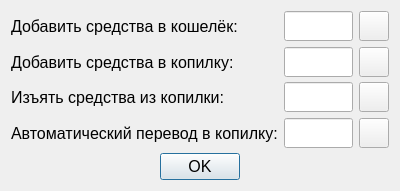
Above: hifive/CHMV/RGR/editfunds.ui from MangriMen/SibSUTIS5semester before the change. Below: the same form after it.
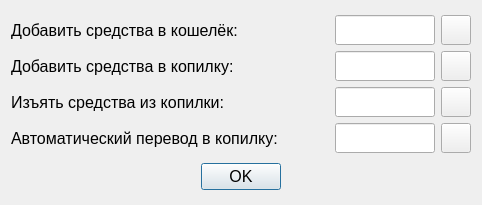
That is the form after the change. Icons and pictures are not drawn.

```diff
--- a/hifive/CHMV/RGR/editfunds.ui
+++ b/hifive/CHMV/RGR/editfunds.ui
@@ -6,14 +6,20 @@
    <rect>
     <x>0</x>
     <y>0</y>
-    <width>400</width>
-    <height>191</height>
+    <width>482</width>
+    <height>205</height>
    </rect>
   </property>
   <property name="minimumSize">
    <size>
-    <width>400</width>
-    <height>191</height>
+    <width>482</width>
+    <height>205</height>
+   </size>
+  </property>
+  <property name="maximumSize">
+   <size>
+    <width>482</width>
+    <height>205</height>
    </size>
   </property>
   <property name="windowTitle">
```
